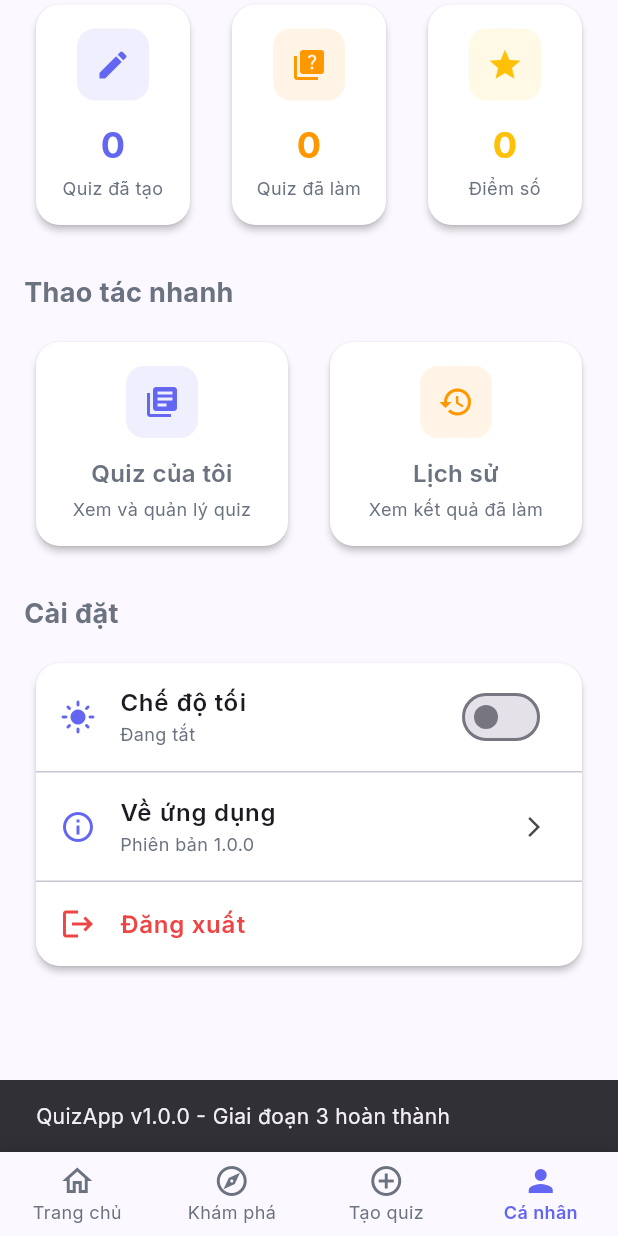
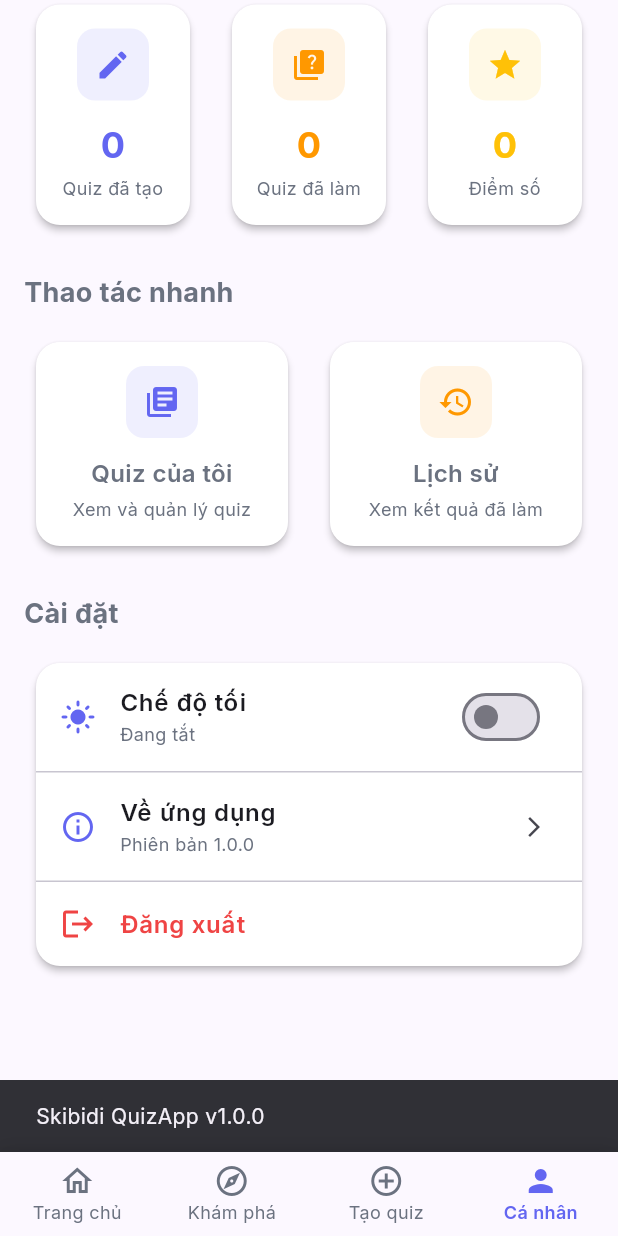
Before and after one commit to nphoangquan/quiz_app, a Flutter app: the screen it shows once a user with an empty profile is signed in, item 4 of the bottom bar chosen, scrolled down 259 dp, after a tap on "Về ứng dụng", on a phone screen of 412 x 824 dp. Run offline on Flutter 3.47's test engine with Material 3 defaults, Android fonts, the phone set to English and light mode, and no system bars; our stand-ins replace cloud_firestore, firebase_auth, firebase_core, google_fonts, google_sign_in, shared_preferences; accounts and stored records are empty; network calls fail.

Commit message:
feat: updates

```diff
--- a/lib/presentation/screens/profile/profile_tab_screen.dart
+++ b/lib/presentation/screens/profile/profile_tab_screen.dart
@@ -459,7 +459,7 @@ class _ProfileTabScreenState extends State<ProfileTabScreen> {
                 onTap: () {
                   ScaffoldMessenger.of(context).showSnackBar(
                     const SnackBar(
-                      content: Text('QuizApp v1.0.0 - Giai đoạn 3 hoàn thành'),
+                      content: Text('Skibidi QuizApp v1.0.0'),
                       duration: Duration(seconds: 2),
                     ),
                   );
--- a/lib/presentation/screens/splash/splash_screen.dart
+++ b/lib/presentation/screens/splash/splash_screen.dart
@@ -156,7 +156,7 @@ class _SplashScreenState extends State<SplashScreen>
 
                           // App Tagline
                           Text(
-                            'Learn • Practice • Master',
+                            'Học • Học Nữa • Học Mãi',
                             style: GoogleFonts.inter(
                               fontSize: 16,
                               fontWeight: FontWeight.w500,
--- a/lib/presentation/widgets/home/welcome_header.dart
+++ b/lib/presentation/widgets/home/welcome_header.dart
@@ -63,46 +63,6 @@ class WelcomeHeader extends StatelessWidget {
                 ],
               ),
             ),
-
-            // Notification Icon
-            IconButton(
-              onPressed: () {
-                // TODO: Navigate to notifications
-                ScaffoldMessenger.of(context).showSnackBar(
-                  const SnackBar(
-                    content: Text(
-                      'Tính năng thông báo sẽ có trong phiên bản tiếp theo',
-                    ),
-                    duration: Duration(seconds: 2),
-                  ),
-                );
-              },
-              icon: Stack(
-                children: [
-                  Icon(
-                    Icons.notifications_outlined,
-                    color: Theme.of(context).textTheme.bodyLarge?.color,
-                    size: 24,
-                  ),
-                  // Notification badge
-                  Positioned(
-                    right: 0,
-                    top: 0,
-                    child: Container(
-                      padding: const EdgeInsets.all(4),
-                      decoration: const BoxDecoration(
-                        color: AppColors.error,
-                        shape: BoxShape.circle,
-                      ),
-                      constraints: const BoxConstraints(
-                        minWidth: 8,
-                        minHeight: 8,
-                      ),
-                    ),
-                  ),
-                ],
-              ),
-            ),
           ],
         );
       },
```
